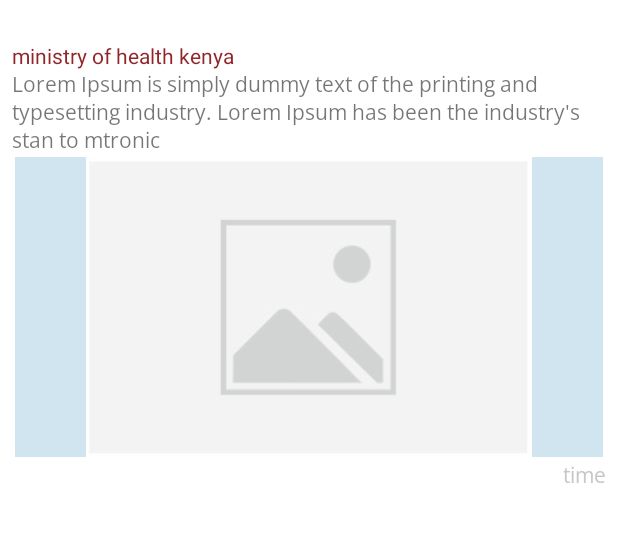
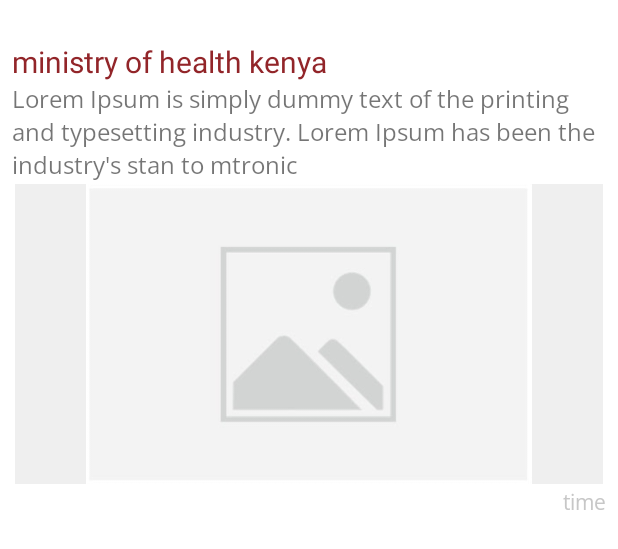
Before and after one commit to opensource254/covidapp, an Android app: the layout news_recycler_row.xml on its own in the app's theme, with its tools: preview values and no code run, on a phone screen of 412 x 824 dp. Shown: the top 549 px of the screen. Run offline under Robolectric (Android 15) with nearby library versions, the phone set to English and light mode, and no system bars; network calls fail; Roboto replaces fonts that are not available here.

Commit message:
format typography news activity

```diff
--- a/app/src/main/res/layout/news_recycler_row.xml
+++ b/app/src/main/res/layout/news_recycler_row.xml
@@ -16,6 +16,7 @@
         app:layout_constraintStart_toStartOf="parent"
         app:layout_constraintTop_toTopOf="parent">
         <TextView
+            android:gravity="right"
             android:textColor="@color/colorAccent"
             android:fontFamily="@font/baloo"
             android:id="@+id/txt_twitter_head"
@@ -28,8 +29,10 @@
             android:layout_width="wrap_content"
             android:layout_height="wrap_content"
             android:textColor="#922529"
+            android:textSize="20sp"
             android:text="ministry of health kenya" />
         <TextView
+            android:textSize="16sp"
             android:id="@+id/txt_twitter_body"
             android:layout_width="wrap_content"
             android:layout_height="wrap_content"
@@ -39,7 +42,7 @@
             android:layout_margin="2dp"
             android:src="@drawable/imgplaceholder"
             android:id="@+id/img_twitter_image"
-            android:background="@color/cardsColor"
+            android:background="@color/mainColor"
             android:layout_width="match_parent"
             android:layout_height="200dp" />
 
```
